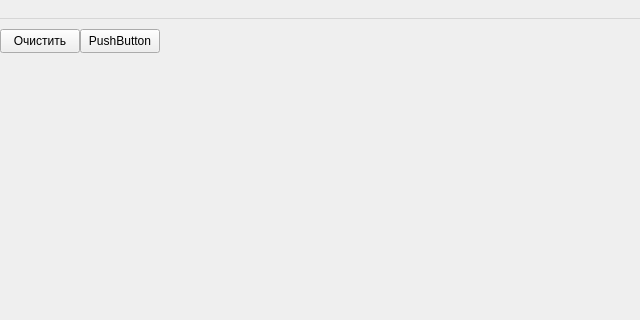
Above: Simulation/mainwindow.ui from Kandrw/Simulation before the change; both pictures show x 160 to 800 and y 0 to 320 of the 800 by 600 pixel window. Below: the same form after it.
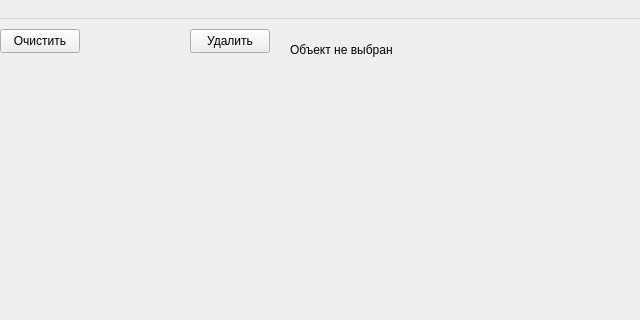
That is the form after the change.

Commit message: Добавлено: хранение координат, отображение информации об объекте и его удаление

```diff
--- a/Simulation/mainwindow.ui
+++ b/Simulation/mainwindow.ui
@@ -56,14 +56,14 @@
    <widget class="QPushButton" name="pushButton_4">
     <property name="geometry">
      <rect>
-      <x>240</x>
+      <x>350</x>
       <y>10</y>
       <width>80</width>
       <height>24</height>
      </rect>
     </property>
     <property name="text">
-     <string>PushButton</string>
+     <string>Удалить</string>
     </property>
    </widget>
    <widget class="QLabel" name="label_object_name_all">
@@ -92,6 +92,19 @@
      <string>0</string>
     </property>
    </widget>
+   <widget class="QLabel" name="label_info_object">
+    <property name="geometry">
+     <rect>
+      <x>450</x>
+      <y>10</y>
+      <width>231</width>
+      <height>41</height>
+     </rect>
+    </property>
+    <property name="text">
+     <string>Объект не выбран</string>
+    </property>
+   </widget>
   </widget>
   <widget class="QMenuBar" name="menubar">
    <property name="geometry">
```
Left out of the diff: 2 changed lines with no effect on the pictures. The commit also changes 5 other files.
